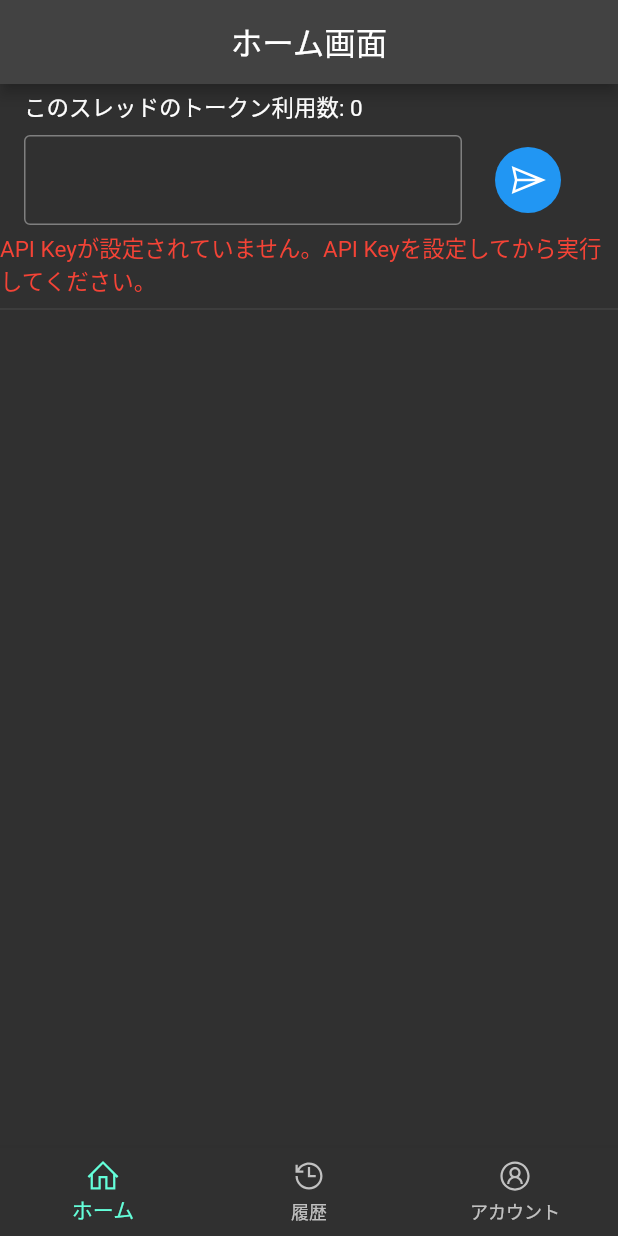
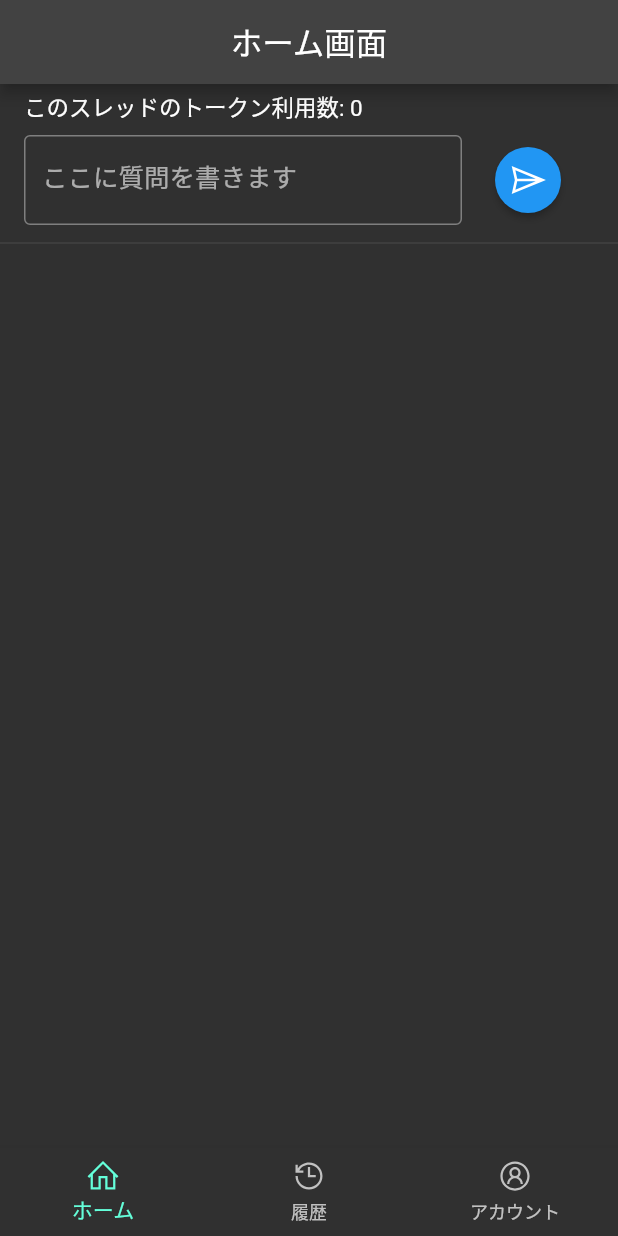
Before and after one commit to hotdrop/my-assistant, a Flutter app: the screen it shows after launch, on a phone screen of 412 x 824 dp. Run offline on Flutter 3.47's test engine with Material 2 defaults, Android fonts, the phone set to English and light mode, and no system bars; our stand-ins replace flutter_riverpod, freezed_annotation, line_icons, logger, riverpod_annotation; generated files the repository leaves out were written again; Roboto replaces fonts that are missing (Note Sans JP).

Commit message:
feat: チャット部分を作成

```diff
--- a/analysis_options.yaml
+++ b/analysis_options.yaml
@@ -1,6 +1,9 @@
 include: package:flutter_lints/flutter.yaml
 
 analyzer:
+  exclude:
+    - '**/*.g.dart'
+    - '**/*.freezed.dart'
   errors:
     invalid_annotation_target: ignore
 
--- a/lib/model/app_settings.dart
+++ b/lib/model/app_settings.dart
@@ -20,7 +20,8 @@ class AppSettingsNotifier extends Notifier<AppSettings> {
 
 @immutable
 class AppSettings {
-  const AppSettings({this.email, this.apiKey});
+  // TODO デバッグのためapiKeyの初期値を適当に入れている
+  const AppSettings({this.email, this.apiKey = 'test'});
 
   final String? email;
   final String? apiKey;
--- a/lib/ui/home/home_page.dart
+++ b/lib/ui/home/home_page.dart
@@ -1,4 +1,6 @@
 import 'package:assistant_me/ui/home/home_controller.dart';
+import 'package:assistant_me/ui/widgets/assistant_chat_row_widget.dart';
+import 'package:assistant_me/ui/widgets/user_chat_row_widget.dart';
 import 'package:flutter/material.dart';
 import 'package:flutter_riverpod/flutter_riverpod.dart';
 import 'package:line_icons/line_icon.dart';
@@ -14,12 +16,14 @@ class HomePage extends StatelessWidget {
         title: const Text('ホーム画面'),
       ),
       body: Column(
-        children: [
-          const _ViewHeader(),
-          const _ViewInputTalk(),
-          const _ViewErrorLabel(),
-          const Divider(),
-          // チャット欄
+        children: const [
+          _ViewHeader(),
+          _ViewInputTalk(),
+          _ViewErrorLabel(),
+          Divider(),
+          Flexible(
+            child: _ViewTalkArea(),
+          ),
         ],
       ),
     );
@@ -61,6 +65,7 @@ class _ViewInputTalk extends ConsumerWidget {
               textAlignVertical: TextAlignVertical.top,
               decoration: const InputDecoration(
                 border: OutlineInputBorder(),
+                label: Text('ここに質問を書きます'),
               ),
             ),
           ),
@@ -90,3 +95,27 @@ class _ViewErrorLabel extends ConsumerWidget {
     return Text(errorMsg, style: const TextStyle(color: Colors.red));
   }
 }
+
+class _ViewTalkArea extends ConsumerWidget {
+  const _ViewTalkArea();
+
+  @override
+  Widget build(BuildContext context, WidgetRef ref) {
+    final talks = ref.watch(currentTalksProvider);
+    return Padding(
+      padding: const EdgeInsets.all(8.0),
+      child: ListView.builder(
+        shrinkWrap: true,
+        itemCount: talks.length,
+        itemBuilder: (context, index) {
+          final isUser = talks[index].isRoleTypeUser();
+          if (isUser) {
+            return UserChatRowWidget(talk: talks[index]);
+          } else {
+            return AssistantChatRowWidget(talk: talks[index]);
+          }
+        },
+      ),
+    );
+  }
+}
```
Also changed, not shown: lib/model/talk.dart (+19 -3 lines), lib/ui/account/account_page.dart (+4 -4 lines), lib/ui/home/home_controller.dart (+21 -7 lines), lib/ui/widgets/assistant_chat_row_widget.dart (added, +30 -0 lines), lib/ui/widgets/user_chat_row_widget.dart (added, +30 -0 lines).
